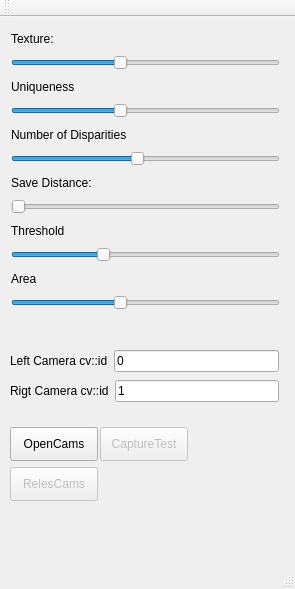
This is visao-c/workspace/inmoov_qt/src/inmoov_qt.ui in xtarke/visao as Qt 5 draws it before an edit. The edited form follows.
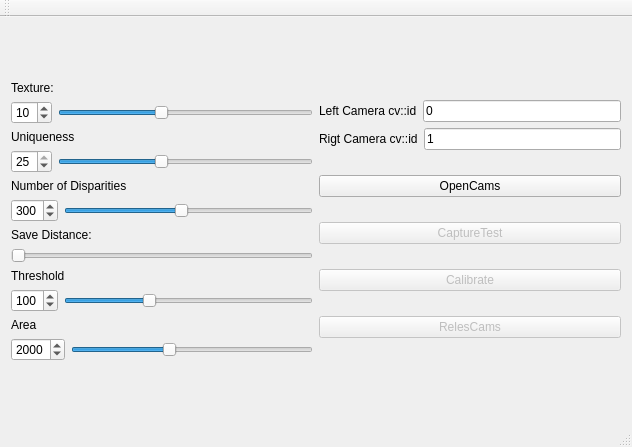
This is the edited form. Icons and pictures are not drawn.

Patch:
```diff
--- a/visao-c/workspace/inmoov_qt/src/inmoov_qt.ui
+++ b/visao-c/workspace/inmoov_qt/src/inmoov_qt.ui
@@ -6,8 +6,8 @@
    <rect>
     <x>0</x>
     <y>0</y>
-    <width>295</width>
-    <height>589</height>
+    <width>632</width>
+    <height>447</height>
    </rect>
   </property>
   <property name="minimumSize">
@@ -23,15 +23,10 @@
    <bool>false</bool>
   </property>
   <widget class="QWidget" name="centralWidget">
-   <widget class="QWidget" name="verticalLayoutWidget">
-    <property name="geometry">
-     <rect>
-      <x>0</x>
-      <y>0</y>
-      <width>291</width>
-      <height>304</height>
-     </rect>
-    </property>
+   <layout class="QVBoxLayout" name="verticalLayout_16">
+    <item>
+     <layout class="QHBoxLayout" name="horizontalLayout_10">
+      <item>
     <layout class="QVBoxLayout" name="verticalLayout">
      <item>
       <widget class="QLabel" name="label">
@@ -41,6 +36,18 @@
       </widget>
      </item>
      <item>
+         <layout class="QHBoxLayout" name="horizontalLayout">
+          <item>
+           <widget class="QSpinBox" name="spinBoxTexture">
+            <property name="maximum">
+             <number>25</number>
+            </property>
+            <property name="value">
+             <number>10</number>
+            </property>
+           </widget>
+          </item>
+          <item>
       <widget class="QSlider" name="hSliderTexture">
        <property name="maximum">
         <number>25</number>
@@ -53,6 +60,8 @@
        </property>
       </widget>
      </item>
+         </layout>
+        </item>
      <item>
       <widget class="QLabel" name="label_2">
        <property name="text">
@@ -61,6 +70,18 @@
       </widget>
      </item>
      <item>
+         <layout class="QHBoxLayout" name="horizontalLayout_4">
+          <item>
+           <widget class="QSpinBox" name="spinBoxUniqueness">
+            <property name="maximum">
+             <number>25</number>
+            </property>
+            <property name="value">
+             <number>25</number>
+            </property>
+           </widget>
+          </item>
+          <item>
       <widget class="QSlider" name="hSliderUniqueness">
        <property name="maximum">
         <number>25</number>
@@ -73,6 +94,8 @@
        </property>
       </widget>
      </item>
+         </layout>
+        </item>
      <item>
       <widget class="QLabel" name="label_3">
        <property name="text">
@@ -81,6 +104,18 @@
       </widget>
      </item>
      <item>
+         <layout class="QHBoxLayout" name="horizontalLayout_5">
+          <item>
+           <widget class="QSpinBox" name="spinBoxNumDisparities">
+            <property name="maximum">
+             <number>640</number>
+            </property>
+            <property name="value">
+             <number>300</number>
+            </property>
+           </widget>
+          </item>
+          <item>
       <widget class="QSlider" name="hSliderNumDisparities">
        <property name="maximum">
         <number>640</number>
@@ -93,6 +128,8 @@
        </property>
       </widget>
      </item>
+         </layout>
+        </item>
      <item>
       <widget class="QLabel" name="label_4">
        <property name="text">
@@ -118,6 +155,18 @@
       </widget>
      </item>
      <item>
+         <layout class="QHBoxLayout" name="horizontalLayout_6">
+          <item>
+           <widget class="QSpinBox" name="spinBoxThreshold">
+            <property name="maximum">
+             <number>300</number>
+            </property>
+            <property name="value">
+             <number>100</number>
+            </property>
+           </widget>
+          </item>
+          <item>
       <widget class="QSlider" name="hSliderThreshold">
        <property name="maximum">
         <number>300</number>
@@ -130,6 +179,8 @@
        </property>
       </widget>
      </item>
+         </layout>
+        </item>
      <item>
       <widget class="QLabel" name="label_6">
        <property name="text">
@@ -138,6 +189,18 @@
       </widget>
      </item>
      <item>
+         <layout class="QHBoxLayout" name="horizontalLayout_8">
+          <item>
+           <widget class="QSpinBox" name="spinBoxArea">
+            <property name="maximum">
+             <number>5000</number>
+            </property>
+            <property name="value">
+             <number>2000</number>
+            </property>
+           </widget>
+          </item>
+          <item>
       <widget class="QSlider" name="hSliderArea">
        <property name="maximum">
         <number>5000</number>
@@ -151,16 +214,12 @@
       </widget>
      </item>
     </layout>
-   </widget>
-   <widget class="QWidget" name="verticalLayoutWidget_2">
-    <property name="geometry">
-     <rect>
-      <x>-1</x>
-      <y>320</y>
-      <width>291</width>
-      <height>80</height>
-     </rect>
-    </property>
+        </item>
+       </layout>
+      </item>
+      <item>
+       <layout class="QVBoxLayout" name="verticalLayout_15">
+        <item>
     <layout class="QVBoxLayout" name="verticalLayout_2">
      <item>
       <layout class="QHBoxLayout" name="horizontalLayout_2">
@@ -203,54 +262,49 @@
       </layout>
      </item>
     </layout>
-   </widget>
+        </item>
+        <item>
    <widget class="QPushButton" name="pushButtonOpenCams">
-    <property name="geometry">
-     <rect>
-      <x>10</x>
-      <y>410</y>
-      <width>88</width>
-      <height>34</height>
-     </rect>
-    </property>
     <property name="text">
      <string>OpenCams</string>
     </property>
    </widget>
+        </item>
+        <item>
    <widget class="QPushButton" name="pushButtonCaptureTest">
     <property name="enabled">
      <bool>false</bool>
     </property>
-    <property name="geometry">
-     <rect>
-      <x>100</x>
-      <y>410</y>
-      <width>88</width>
-      <height>34</height>
-     </rect>
-    </property>
     <property name="text">
      <string>CaptureTest</string>
     </property>
    </widget>
+        </item>
+        <item>
+         <widget class="QPushButton" name="pushButtonCalibrate">
+          <property name="enabled">
+           <bool>false</bool>
+          </property>
+          <property name="text">
+           <string>Calibrate</string>
+          </property>
+         </widget>
+        </item>
+        <item>
    <widget class="QPushButton" name="pushButtonRelesCams">
     <property name="enabled">
      <bool>false</bool>
     </property>
-    <property name="geometry">
-     <rect>
-      <x>10</x>
-      <y>450</y>
-      <width>88</width>
-      <height>34</height>
-     </rect>
-    </property>
     <property name="text">
      <string>RelesCams</string>
     </property>
    </widget>
-   <zorder>verticalLayoutWidget</zorder>
-   <zorder>verticalLayoutWidget_2</zorder>
+        </item>
+       </layout>
+      </item>
+     </layout>
+    </item>
+   </layout>
    <zorder></zorder>
    <zorder>pushButtonOpenCams</zorder>
    <zorder>pushButtonCaptureTest</zorder>
```
Left out of the diff: 12 changed lines with no effect on the pictures. Lines whose indentation alone changed are shown as unchanged.
